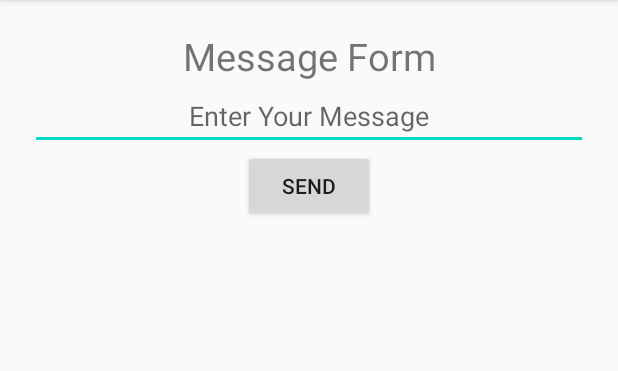
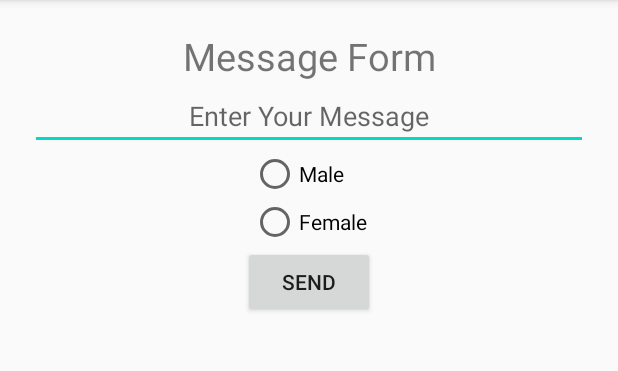
Before and after one commit to NavTheRaj/android_login, an Android app: the WelcomeActivity screen opened directly, with no data from a screen before it, on a phone screen of 412 x 824 dp, the part 84-455 px from its top. Run offline under Robolectric (Android 15) with nearby library versions, the phone set to English and light mode, and no system bars.

Commit message:
Added radiogroup functions

```diff
--- a/app/src/main/res/layout/activity_welcome.xml
+++ b/app/src/main/res/layout/activity_welcome.xml
@@ -23,6 +23,27 @@
         android:hint="Enter Your Message"
         android:gravity="center"/>
 
+    <RadioGroup
+        android:id="@+id/gender"
+        android:layout_width="wrap_content"
+        android:layout_height="wrap_content"
+        android:layout_gravity="center">
+
+        <RadioButton
+            android:id="@+id/radiomale"
+            android:layout_width="match_parent"
+            android:layout_height="wrap_content"
+            android:text="Male"/>
+
+        <RadioButton
+            android:id="@+id/radiofemale"
+            android:layout_width="match_parent"
+            android:layout_height="wrap_content"
+            android:text="Female"/>
+
+
+    </RadioGroup>
+
     <Button
         android:id="@+id/messageButton"
         android:layout_width="wrap_content"
```
Also changed, not shown: app/src/main/java/com/example/loginform/WelcomeActivity.java (+19 -1 lines).
